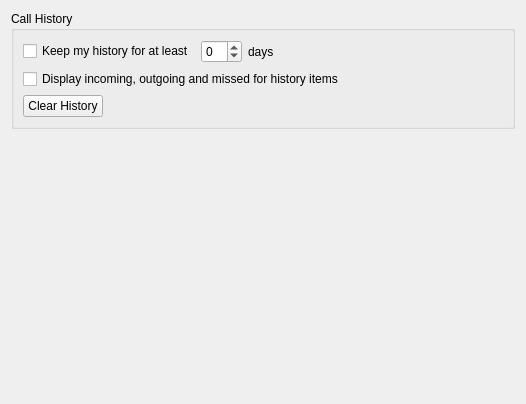
This is src/conf/dlggeneralbase.ui in KDE/ring-kde as Qt 5 draws it before an edit. The edited form follows.
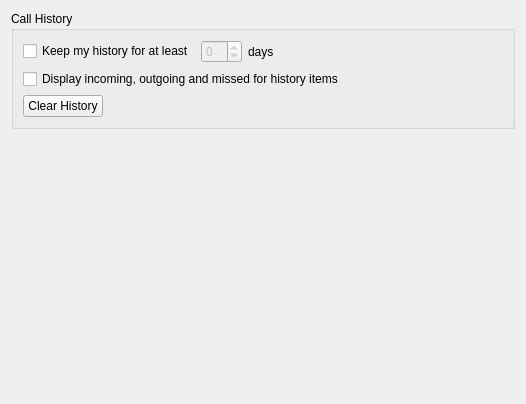
This is the edited form. Custom widgets are drawn as their Qt base class.

Commit message: Fix recording config field

What changed in the file:
```diff
--- a/src/conf/dlggeneralbase.ui
+++ b/src/conf/dlggeneralbase.ui
@@ -41,6 +41,9 @@
          </item>
          <item>
           <widget class="KIntSpinBox" name="kcfg_historyMax">
+           <property name="enabled">
+            <bool>false</bool>
+           </property>
            <property name="sizePolicy">
             <sizepolicy hsizetype="Preferred" vsizetype="Fixed">
              <horstretch>0</horstretch>
```
Left out of the diff: 19 changed lines with no effect on the pictures.
